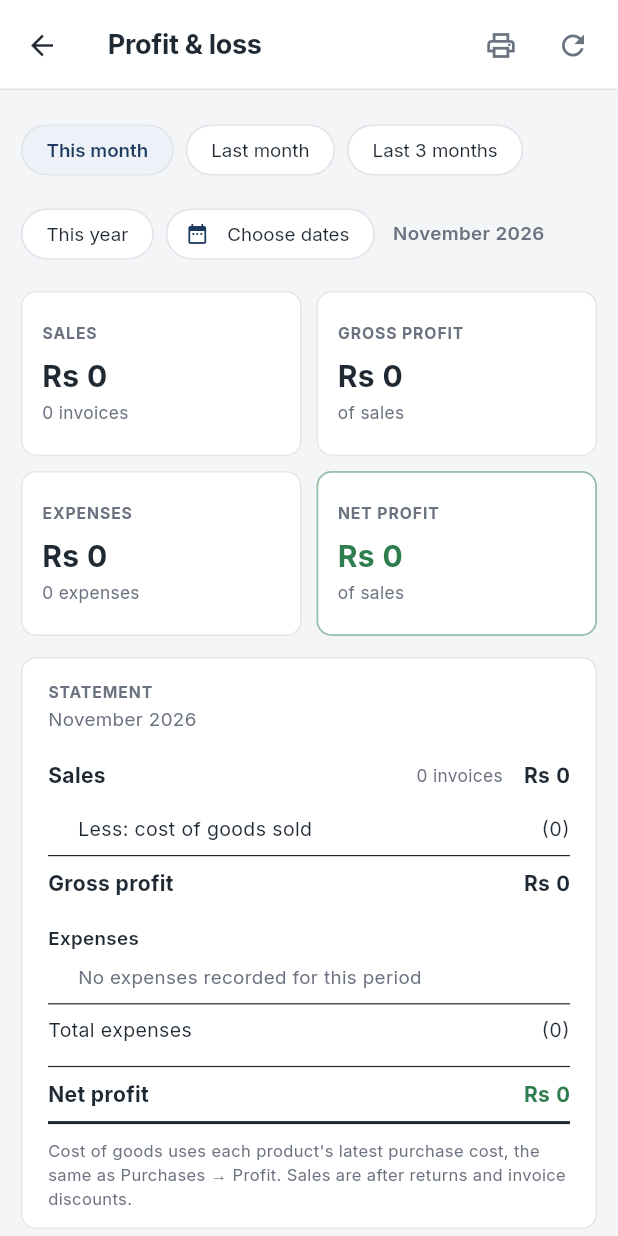
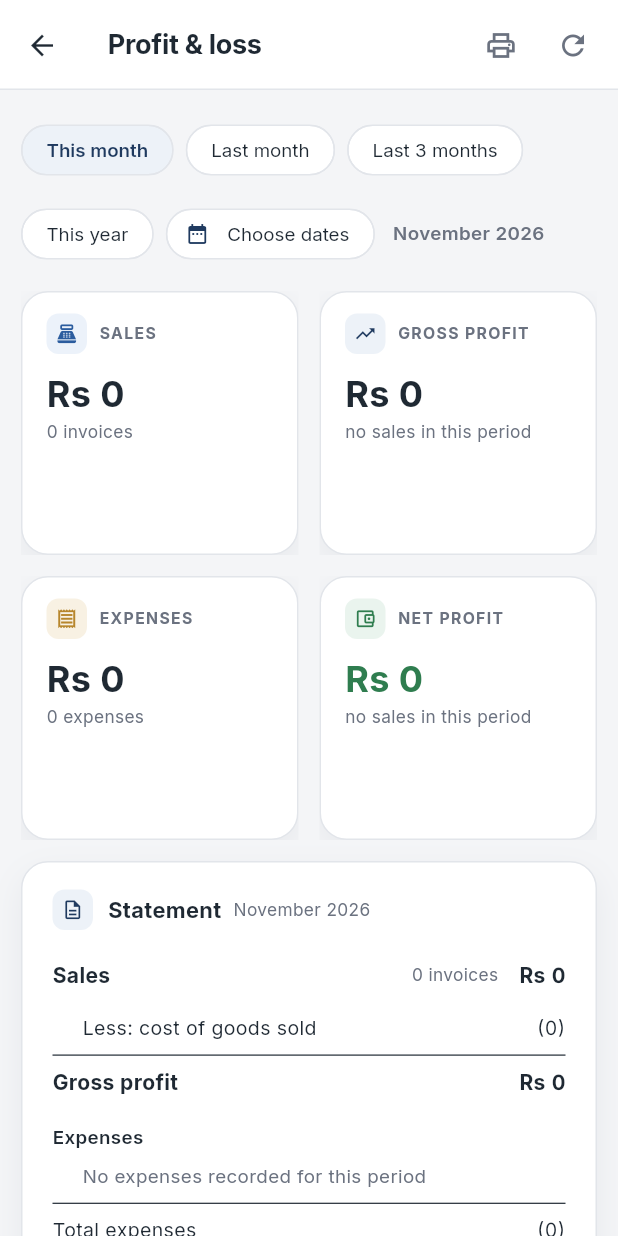
Before and after one commit to muhammad-saad444/DistributionManagementSystem, a Flutter app: the PnlScreen screen opened directly, on a phone screen of 412 x 824 dp. Run offline on Flutter 3.47's test engine with Material 3 defaults, Android fonts, the phone set to English and light mode, and no system bars; our stand-ins replace cloud_firestore, firebase_auth, firebase_core, fl_chart, flutter_typeahead, geolocator and 4 more; accounts and stored records are empty; statements that could not run were skipped.

Commit message:
Profit & loss cards look like the dashboard's
- The dashboard's figure card is now a shared widget (lib/ui/kpi_card.dart),
  used by the dashboard and Profit & loss alike
- P&L cards: tinted icon, big figure, margin, change vs the month before and
  a six-month trend line (dips below zero for a loss)
- Statement and six-month panels use the same card style and headings

Co-Authored-By: Claude Opus 5.5 <noreply@anthropic.com>

```diff
--- a/lib/Admin/dashboard_overview.dart
+++ b/lib/Admin/dashboard_overview.dart
@@ -10,6 +10,7 @@ import 'package:google_fonts/google_fonts.dart';
 import 'package:intl/intl.dart';
 
 import '../account/account.dart';
+import '../ui/kpi_card.dart';
 import '../inventory/purchases_screen.dart' show InventorySummaryRow;
 import 'dashboard_data.dart';
 
@@ -356,34 +357,10 @@ class _DashboardOverviewState extends State<DashboardOverview> {
     return _grid([...cards, ...second], cols);
   }
 
-  Widget _grid(List<Widget> items, int cols) {
-    const gap = 14.0;
-    final rows = <Widget>[];
-    for (var i = 0; i < items.length; i += cols) {
-      final row = items.sublist(i, math.min(i + cols, items.length));
-      // A fixed height (not IntrinsicHeight): the sparklines can't report an intrinsic size.
-      rows.add(SizedBox(
-        height: 176,
-        child: Row(crossAxisAlignment: CrossAxisAlignment.stretch, children: [
-          for (var j = 0; j < cols; j++) ...[
-            if (j > 0) const SizedBox(width: gap),
-            Expanded(child: j < row.length ? row[j] : const SizedBox.shrink()),
-          ],
-        ]),
-      ));
-      if (i + cols < items.length) rows.add(const SizedBox(height: gap));
-    }
-    return Column(children: rows);
-  }
+  // The cards themselves are shared with the accounts pages (lib/ui/kpi_card.dart).
+  Widget _grid(List<Widget> items, int cols) => kpiGrid(items, cols);
 
-  BoxDecoration _card({Color color = Colors.white}) => BoxDecoration(
-        color: color,
-        borderRadius: BorderRadius.circular(18),
-        border: Border.all(color: color == Colors.white ? _T.border : Colors.transparent),
-        boxShadow: [
-          BoxShadow(color: AppColors.navyDark.withValues(alpha: 0.06), blurRadius: 18, offset: const Offset(0, 8)),
-        ],
-      );
+  BoxDecoration _card({Color color = Colors.white}) => kpiCardDecoration(color: color);
 
   Widget _kpi({
     required String label,
@@ -398,90 +375,22 @@ class _DashboardOverviewState extends State<DashboardOverview> {
     String? progressLabel,
     Color? subColor,
     VoidCallback? onTap,
-  }) {
-    return Material(
-      color: Colors.transparent,
-      child: InkWell(
-        borderRadius: BorderRadius.circular(18),
+  }) =>
+      KpiCard(
+        label: label,
+        icon: icon,
+        tint: tint,
+        tintBg: tintBg,
+        value: value,
+        sub: sub,
+        trend: trend,
+        spark: spark,
+        progress: progress,
+        progressLabel: progressLabel,
+        subColor: subColor,
         onTap: onTap,
-        child: Ink(
-          decoration: _card(),
-          padding: const EdgeInsets.fromLTRB(16, 14, 16, 14),
-          child: Column(crossAxisAlignment: CrossAxisAlignment.start, children: [
-            Row(children: [
-              Container(
-                padding: const EdgeInsets.all(6),
-                decoration: BoxDecoration(color: tintBg, borderRadius: BorderRadius.circular(8)),
-                child: Icon(icon, size: 15, color: tint),
-              ),
-              const SizedBox(width: 8),
-              Expanded(child: Text(label, style: _T.caps(_T.muted), maxLines: 2, overflow: TextOverflow.ellipsis)),
-              if (onTap != null) const Icon(Icons.chevron_right, size: 18, color: _T.muted),
-            ]),
-            const SizedBox(height: 12),
-            FittedBox(fit: BoxFit.scaleDown, alignment: Alignment.centerLeft, child: Text(value, style: _T.display(24))),
-            const SizedBox(height: 4),
-            Text(sub, style: _T.body(11.5, color: subColor ?? _T.muted), maxLines: 1, overflow: TextOverflow.ellipsis),
-            if (trend != null) ...[
-              const SizedBox(height: 2),
-              Text(trend.$1, style: _T.body(11.5, color: trend.$2 ? _T.green : _T.red, w: FontWeight.w600)),
-            ],
-            const Spacer(),
-            if (spark != null && spark.any((v) => v > 0)) ...[
-              const SizedBox(height: 10),
-              SizedBox(height: 30, child: _sparkline(spark, tint)),
-            ] else if (progress != null) ...[
-              const SizedBox(height: 12),
-              ClipRRect(
-                borderRadius: BorderRadius.circular(4),
-                child: LinearProgressIndicator(
-                  value: progress.clamp(0, 1).toDouble(),
-                  minHeight: 6,
-                  backgroundColor: _T.bg,
-                  valueColor: AlwaysStoppedAnimation(tint == _T.navy ? _T.amber : tint),
-                ),
-              ),
-              if (progressLabel != null) ...[
-                const SizedBox(height: 4),
-                Text(progressLabel, style: _T.body(11, color: _T.muted)),
-              ],
-            ] else
-              const SizedBox(height: 4),
-          ]),
-        ),
-      ),
-    );
-  }
+      );
 
-  Widget _sparkline(List<double> values, Color color) {
-    final maxY = values.fold<double>(0, math.max);
-    return LineChart(LineChartData(
-      minY: 0,
-      maxY: maxY <= 0 ? 1 : maxY * 1.15,
-      gridData: const FlGridData(show: false),
-      titlesData: const FlTitlesData(show: false),
-      borderData: FlBorderData(show: false),
-      lineTouchData: const LineTouchData(enabled: false),
-      lineBarsData: [
-        LineChartBarData(
-          spots: [for (var i = 0; i < values.length; i++) FlSpot(i.toDouble(), values[i])],
-          isCurved: true,
-          preventCurveOverShooting: true,
-          color: color,
-          barWidth: 2,
-          dotData: const FlDotData(show: false),
-          belowBarData: BarAreaData(
-            show: true,
-            gradient: LinearGradient(
-              begin: Alignment.topCenter,
-              end: Alignment.bottomCenter,
-              colors: [color.withValues(alpha: 0.22), color.withValues(alpha: 0)],
-            ),
-          ),
-        ),
-      ],
-    ));
-  }
 
   // ---------------------------------------------------------------------------
   // Money owed (highlighted) and the month's recovery
--- a/lib/accounts/pnl_screen.dart
+++ b/lib/accounts/pnl_screen.dart
@@ -10,7 +10,9 @@ import 'package:pdf/widgets.dart' as pw;
 
 import '../account/account.dart';
 import '../print_preview.dart';
+import '../Admin/dashboard_overview.dart' show dashRs;
 import '../ui/app_theme.dart';
+import '../ui/kpi_card.dart';
 import 'pnl_data.dart';
 
 final _money = NumberFormat('#,##0');
@@ -139,7 +141,7 @@ class _PnlScreenState extends State<PnlScreen> {
                             action: TextButton(onPressed: _load, child: const Text('Try again')))
                         : const Padding(padding: EdgeInsets.all(48), child: Center(child: CircularProgressIndicator()))
                   else ...[
-                    _kpis(d.period, wide),
+                    _kpis(d, wide),
                     if (d.period.productsWithoutCost > 0) ...[const SizedBox(height: 12), _costWarning(d.period)],
                     const SizedBox(height: 14),
                     if (wide)
@@ -187,63 +189,72 @@ class _PnlScreenState extends State<PnlScreen> {
     ]);
   }
 
-  Widget _kpis(ProfitAndLoss p, bool wide) {
-    final tiles = [
-      _kpi('SALES', _rs(p.sales), '${p.invoices} invoice${p.invoices == 1 ? '' : 's'}'),
-      _kpi('GROSS PROFIT', _rs(p.gross), '${_pct(p.marginOf(p.gross))} of sales'.trim(), color: p.gross < 0 ? AppColors.red : null),
-      _kpi('EXPENSES', _rs(p.expenses.total), '${p.expenses.count} expense${p.expenses.count == 1 ? '' : 's'}',
-          onTap: widget.onOpen == null ? null : () => widget.onOpen!('Expenses')),
-      _kpi(p.net < 0 ? 'NET LOSS' : 'NET PROFIT', _rs(p.net), '${_pct(p.marginOf(p.net))} of sales'.trim(),
-          color: p.net < 0 ? AppColors.red : AppColors.green, strong: true),
+  /// The four headline figures, as dashboard cards: each with the last six months as a trend line
+  /// and, for a single month, the change from the month before.
+  Widget _kpis(PnlData d, bool wide) {
+    final p = d.period;
+    final months = d.months;
+    // The month before the chosen one, when a single month is chosen and it's in the six.
+    ProfitAndLoss? before;
+    final i = months.indexWhere((m) => m.start == p.start && m.end == p.end);
+    if (i > 0) before = months[i - 1];
+
+    (String, bool)? vs(double now, double then, {bool upIsGood = true}) {
+      if (before == null || then.abs() < 0.5) return null;
+      final pct = (now - then) / then.abs() * 100;
+      final up = now >= then;
+      return ('${up ? '▲' : '▼'} ${pct.abs().toStringAsFixed(0)}% vs ${DateFormat('MMM').format(before.start)}', up == upIsGood);
+    }
+
+    String margin(double v) => p.marginOf(v) == null ? 'no sales in this period' : '${_pct(p.marginOf(v))} of sales';
+    final loss = p.net < 0;
+    final cards = [
+      KpiCard(
+        label: 'SALES',
+        icon: Icons.point_of_sale_outlined,
+        tint: AppColors.blue,
+        tintBg: AppColors.blueBg,
+        value: dashRs(p.sales),
+        sub: '${p.invoices} invoice${p.invoices == 1 ? '' : 's'}',
+        trend: vs(p.sales, before?.sales ?? 0),
+        spark: [for (final m in months) m.sales],
+      ),
+      KpiCard(
+        label: 'GROSS PROFIT',
+        icon: Icons.trending_up,
+        tint: AppColors.navy,
+        tintBg: AppColors.brandSoft,
+        value: dashRs(p.gross),
+        valueColor: p.gross < 0 ? AppColors.red : null,
+        sub: margin(p.gross),
+        trend: vs(p.gross, before?.gross ?? 0),
+        spark: [for (final m in months) m.gross],
+      ),
+      KpiCard(
+        label: 'EXPENSES',
+        icon: Icons.receipt_outlined,
+        tint: AppColors.amber,
+        tintBg: AppColors.amberBg,
+        value: dashRs(p.expenses.total),
+        sub: '${p.expenses.count} expense${p.expenses.count == 1 ? '' : 's'}',
+        trend: vs(p.expenses.total, before?.expenses.total ?? 0, upIsGood: false),
+        spark: [for (final m in months) m.expenses.total],
+        onTap: widget.onOpen == null ? null : () => widget.onOpen!('Expenses'),
+      ),
+      KpiCard(
+        label: loss ? 'NET LOSS' : 'NET PROFIT',
+        icon: Icons.account_balance_wallet_outlined,
+        tint: loss ? AppColors.red : AppColors.green,
+        tintBg: loss ? AppColors.redBg : AppColors.greenBg,
+        value: dashRs(p.net),
+        valueColor: loss ? AppColors.red : AppColors.green,
+        sub: margin(p.net),
+        trend: vs(p.net, before?.net ?? 0),
+        spark: [for (final m in months) m.net],
+      ),
     ];
-    if (wide) {
-      return IntrinsicHeight(
-        child: Row(crossAxisAlignment: CrossAxisAlignment.stretch, children: [
-          for (var i = 0; i < tiles.length; i++) ...[if (i > 0) const SizedBox(width: 12), Expanded(child: tiles[i])],
-        ]),
-      );
-    }
-    return GridView.count(
-      crossAxisCount: 2,
-      shrinkWrap: true,
-      physics: const NeverScrollableScrollPhysics(),
-      mainAxisSpacing: 10,
-      crossAxisSpacing: 10,
-      childAspectRatio: 1.7,
-      children: tiles,
-    );
+    return kpiGrid(cards, wide ? 4 : 2);
   }
-
-  Widget _kpi(String label, String value, String sub, {Color? color, bool strong = false, VoidCallback? onTap}) => Card(
-        margin: EdgeInsets.zero,
-        shape: strong
-            ? RoundedRectangleBorder(
-                borderRadius: BorderRadius.circular(AppRadius.card),
-                side: BorderSide(color: (color ?? AppColors.navy).withValues(alpha: 0.5), width: 1.2),
-              )
-            : null,
-        child: InkWell(
-          borderRadius: BorderRadius.circular(AppRadius.card),
-          onTap: onTap,
-          child: Padding(
-            padding: const EdgeInsets.all(14),
-            child: Column(crossAxisAlignment: CrossAxisAlignment.start, mainAxisAlignment: MainAxisAlignment.center, children: [
-              Row(children: [
-                Expanded(child: Text(label, style: _caps())),
-                if (onTap != null) const Icon(Icons.chevron_right, size: 16, color: AppColors.muted),
-              ]),
-              const SizedBox(height: 6),
-              FittedBox(
-                fit: BoxFit.scaleDown,
-                alignment: Alignment.centerLeft,
-                child: Text(value, style: TextStyle(fontSize: 20, fontWeight: FontWeight.w700, color: color ?? AppColors.text)),
-              ),
-              const SizedBox(height: 2),
-              Text(sub, style: _small(size: 11.5), maxLines: 1, overflow: TextOverflow.ellipsis),
-            ]),
-          ),
-        ),
-      );
 
   Widget _costWarning(ProfitAndLoss p) => Container(
         padding: const EdgeInsets.all(12),
@@ -295,15 +306,13 @@ class _PnlScreenState extends State<PnlScreen> {
       );
     }
 
-    return Card(
-      margin: EdgeInsets.zero,
+    return Container(
+      decoration: kpiCardDecoration(),
       child: Padding(
-        padding: const EdgeInsets.fromLTRB(18, 16, 18, 12),
+        padding: const EdgeInsets.fromLTRB(20, 18, 20, 14),
         child: Column(crossAxisAlignment: CrossAxisAlignment.stretch, children: [
-          Text('STATEMENT', style: _caps()),
-          const SizedBox(height: 2),
-          Text(_periodLabel, style: _small()),
-          const SizedBox(height: 10),
+          _panelTitle(Icons.description_outlined, 'Statement', _periodLabel),
+          const SizedBox(height: 12),
           line('Sales', p.sales, bold: true, note: '${p.invoices} invoices'),
           line('Less: cost of goods sold', p.cost, indent: true, negative: true),
           line('Gross profit', p.gross,
@@ -348,13 +357,13 @@ class _PnlScreenState extends State<PnlScreen> {
         fontWeight: bold ? FontWeight.w700 : FontWeight.w400,
         color: c ?? AppColors.text,
         fontFeatures: const [FontFeature.tabularFigures()]);
-    return Card(
-      margin: EdgeInsets.zero,
+    return Container(
+      decoration: kpiCardDecoration(),
       child: Padding(
-        padding: const EdgeInsets.fromLTRB(18, 16, 18, 12),
+        padding: const EdgeInsets.fromLTRB(20, 18, 20, 14),
         child: Column(crossAxisAlignment: CrossAxisAlignment.stretch, children: [
-          Text('LAST SIX MONTHS', style: _caps()),
-          const SizedBox(height: 12),
+          _panelTitle(Icons.calendar_month_outlined, 'Last six months', 'net profit by month'),
+          const SizedBox(height: 14),
           Row(children: [
             const Expanded(flex: 3, child: SizedBox()),
             for (final h in const ['Sales', 'Gross', 'Expenses', 'Net'])
@@ -399,6 +408,19 @@ class _PnlScreenState extends State<PnlScreen> {
     );
   }
 
+  /// A panel heading the dashboard way: tinted icon, title, and a muted note.
+  Widget _panelTitle(IconData icon, String title, String note) => Row(children: [
+        Container(
+          padding: const EdgeInsets.all(6),
+          decoration: BoxDecoration(color: AppColors.brandSoft, borderRadius: BorderRadius.circular(8)),
+          child: Icon(icon, size: 15, color: AppColors.navy),
+        ),
+        const SizedBox(width: 10),
+        Text(title, style: const TextStyle(fontSize: 14.5, fontWeight: FontWeight.w700, color: AppColors.text)),
+        const SizedBox(width: 8),
+        Expanded(child: Text(note, style: _small(size: 11.5), overflow: TextOverflow.ellipsis)),
+      ]);
+
   Widget _message(IconData icon, String title, String text, {Widget? action}) => Padding(
         padding: const EdgeInsets.symmetric(vertical: 40, horizontal: 24),
         child: Column(mainAxisSize: MainAxisSize.min, children: [
@@ -423,7 +445,6 @@ String _short(double v) {
   return v < -0.5 ? '−$s' : s;
 }
 
-TextStyle _caps() => const TextStyle(fontSize: 10.5, fontWeight: FontWeight.w700, letterSpacing: 0.6, color: AppColors.muted);
 TextStyle _small({Color color = AppColors.muted, FontWeight w = FontWeight.w400, double size = 12.5}) =>
     TextStyle(fontSize: size, fontWeight: w, color: color);
 
--- /dev/null
+++ b/lib/ui/kpi_card.dart
@@ -0,0 +1,179 @@
+// The figure card used on the dashboard and the accounts pages: a tinted icon, a small caps label,
+// a big number, a line under it, and a trend line or progress bar at the bottom. Cards sit in rows
+// of equal, fixed height (kpiGrid), so a page of them lines up.
+import 'dart:math' as math;
+
+import 'package:fl_chart/fl_chart.dart';
+import 'package:flutter/material.dart';
+import 'package:google_fonts/google_fonts.dart';
+
+import 'app_theme.dart';
+
+/// White card with a hairline border and a soft shadow (the dashboard's card).
+BoxDecoration kpiCardDecoration({Color color = Colors.white}) => BoxDecoration(
+      color: color,
+      borderRadius: BorderRadius.circular(18),
+      border: Border.all(color: color == Colors.white ? AppColors.border : Colors.transparent),
+      boxShadow: [
+        BoxShadow(color: AppColors.navyDark.withValues(alpha: 0.06), blurRadius: 18, offset: const Offset(0, 8)),
+      ],
+    );
+
+TextStyle _caps(Color c) => GoogleFonts.inter(fontSize: 10.5, fontWeight: FontWeight.w700, color: c, letterSpacing: 0.9);
+TextStyle _body(double size, {Color color = AppColors.text, FontWeight w = FontWeight.w400}) =>
+    GoogleFonts.inter(fontSize: size, fontWeight: w, color: color);
+
+class KpiCard extends StatelessWidget {
+  final String label;
+  final IconData icon;
+  final Color tint;
+  final Color tintBg;
+  final String value;
+  final Color? valueColor;
+  final String sub;
+  final Color? subColor;
+  final (String, bool)? trend; // text, and whether it's good news (green) or not (red)
+  final List<double>? spark;
+  final double? progress;
+  final String? progressLabel;
+  final VoidCallback? onTap;
+
+  const KpiCard({
+    super.key,
+    required this.label,
+    required this.icon,
+    required this.tint,
+    required this.tintBg,
+    required this.value,
+    required this.sub,
+    this.valueColor,
+    this.subColor,
+    this.trend,
+    this.spark,
+    this.progress,
+    this.progressLabel,
+    this.onTap,
+  });
+
+  @override
+  Widget build(BuildContext context) {
+    final s = spark;
+    return Material(
+      color: Colors.transparent,
+      child: InkWell(
+        borderRadius: BorderRadius.circular(18),
+        onTap: onTap,
+        child: Ink(
+          decoration: kpiCardDecoration(),
+          padding: const EdgeInsets.fromLTRB(16, 14, 16, 14),
+          child: Column(crossAxisAlignment: CrossAxisAlignment.start, children: [
+            Row(children: [
+              Container(
+                padding: const EdgeInsets.all(6),
+                decoration: BoxDecoration(color: tintBg, borderRadius: BorderRadius.circular(8)),
+                child: Icon(icon, size: 15, color: tint),
+              ),
+              const SizedBox(width: 8),
+              Expanded(child: Text(label, style: _caps(AppColors.muted), maxLines: 2, overflow: TextOverflow.ellipsis)),
+              if (onTap != null) const Icon(Icons.chevron_right, size: 18, color: AppColors.muted),
+            ]),
+            const SizedBox(height: 12),
+            FittedBox(
+              fit: BoxFit.scaleDown,
+              alignment: Alignment.centerLeft,
+              child: Text(value,
+                  style: GoogleFonts.inter(fontSize: 24, fontWeight: FontWeight.w700, color: valueColor ?? AppColors.text, height: 1.15)),
+            ),
+            const SizedBox(height: 4),
+            Text(sub, style: _body(11.5, color: subColor ?? AppColors.muted), maxLines: 1, overflow: TextOverflow.ellipsis),
+            if (trend != null) ...[
+              const SizedBox(height: 2),
+              Text(trend!.$1, style: _body(11.5, color: trend!.$2 ? AppColors.green : AppColors.red, w: FontWeight.w600)),
+            ],
+            const Spacer(),
+            if (s != null && s.any((v) => v.abs() > 0)) ...[
+              const SizedBox(height: 10),
+              SizedBox(height: 30, child: KpiSparkline(values: s, color: tint)),
+            ] else if (progress != null) ...[
+              const SizedBox(height: 12),
+              ClipRRect(
+                borderRadius: BorderRadius.circular(4),
+                child: LinearProgressIndicator(
+                  value: progress!.clamp(0, 1).toDouble(),
+                  minHeight: 6,
+                  backgroundColor: AppColors.bg,
+                  valueColor: AlwaysStoppedAnimation(tint == AppColors.navy ? AppColors.amber : tint),
+                ),
+              ),
+              if (progressLabel != null) ...[
+                const SizedBox(height: 4),
+                Text(progressLabel!, style: _body(11, color: AppColors.muted)),
+              ],
+            ] else
+              const SizedBox(height: 4),
+          ]),
+        ),
+      ),
+    );
+  }
+}
+
+/// A small filled trend line; dips below zero when a value does (e.g. a month's loss).
+class KpiSparkline extends StatelessWidget {
+  final List<double> values;
+  final Color color;
+  const KpiSparkline({super.key, required this.values, required this.color});
+
+  @override
+  Widget build(BuildContext context) {
+    final maxY = values.fold<double>(0, math.max);
+    final minY = values.fold<double>(0, math.min);
+    final span = (maxY - minY) <= 0 ? 1.0 : maxY - minY;
+    return LineChart(LineChartData(
+      minY: minY < 0 ? minY - span * 0.1 : 0,
+      maxY: maxY <= 0 ? (minY < 0 ? span * 0.1 : 1) : maxY + span * 0.15,
+      gridData: const FlGridData(show: false),
+      titlesData: const FlTitlesData(show: false),
+      borderData: FlBorderData(show: false),
+      lineTouchData: const LineTouchData(enabled: false),
+      lineBarsData: [
+        LineChartBarData(
+          spots: [for (var i = 0; i < values.length; i++) FlSpot(i.toDouble(), values[i])],
+          isCurved: true,
+          preventCurveOverShooting: true,
+          color: color,
+          barWidth: 2,
+          dotData: const FlDotData(show: false),
+          belowBarData: BarAreaData(
+            show: true,
+            gradient: LinearGradient(
+              begin: Alignment.topCenter,
+              end: Alignment.bottomCenter,
+              colors: [color.withValues(alpha: 0.22), color.withValues(alpha: 0)],
+            ),
+          ),
+        ),
+      ],
+    ));
+  }
+}
+
+/// Cards in rows of [cols], each row [height] tall. A fixed height (not IntrinsicHeight) because the
+/// trend lines can't report an intrinsic size.
+Widget kpiGrid(List<Widget> items, int cols, {double height = 176, double gap = 14}) {
+  final rows = <Widget>[];
+  for (var i = 0; i < items.length; i += cols) {
+    final row = items.sublist(i, math.min(i + cols, items.length));
+    rows.add(SizedBox(
+      height: height,
+      child: Row(crossAxisAlignment: CrossAxisAlignment.stretch, children: [
+        for (var j = 0; j < cols; j++) ...[
+          if (j > 0) SizedBox(width: gap),
+          Expanded(child: j < row.length ? row[j] : const SizedBox.shrink()),
+        ],
+      ]),
+    ));
+    if (i + cols < items.length) rows.add(SizedBox(height: gap));
+  }
+  return Column(children: rows);
+}
```
